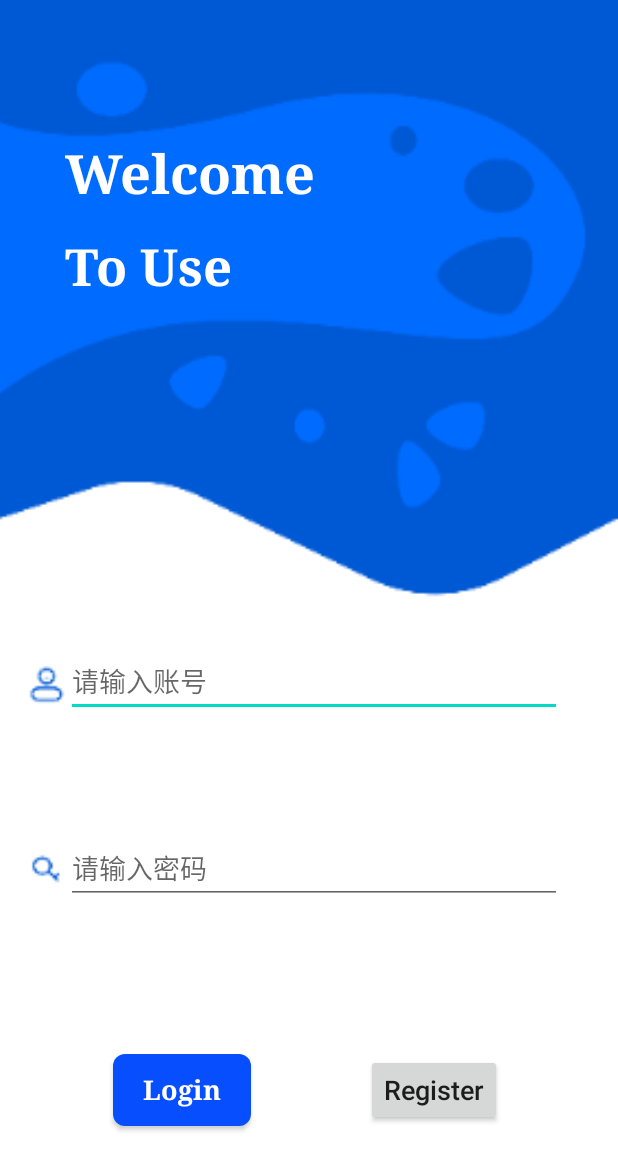
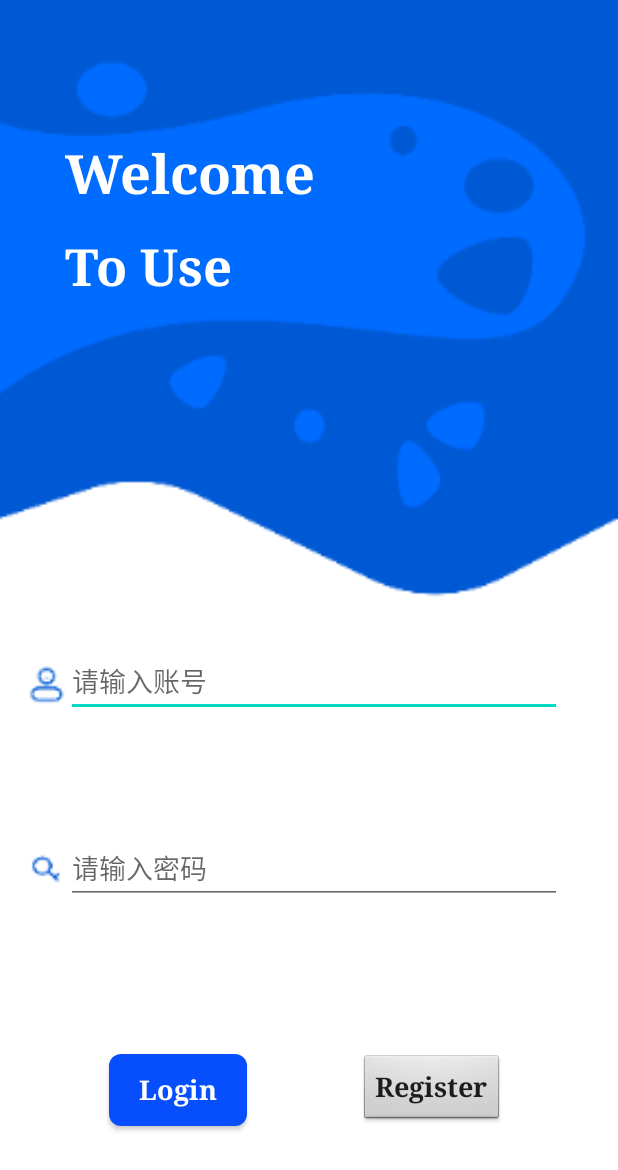
Before and after one commit to hukangping/loginActivity, an Android app: the screen it shows after launch (MainActivity), on a phone screen of 412 x 824 dp. Shown: the top 1170 px of the screen. Run offline under Robolectric (Android 15) with nearby library versions, the phone set to English and light mode, and no system bars.

Commit message:
Second commit

```diff
--- a/app/src/main/res/layout/activity_main.xml
+++ b/app/src/main/res/layout/activity_main.xml
@@ -172,8 +172,11 @@
         android:id="@+id/btn_register"
         android:layout_width="wrap_content"
         android:layout_height="wrap_content"
+        android:background="@android:drawable/btn_default"
         android:text="@string/register"
         android:textSize="18sp"
+        android:typeface="serif"
+        android:textStyle="bold"
         app:layout_constraintBottom_toBottomOf="parent"
         app:layout_constraintEnd_toEndOf="parent"
         app:layout_constraintHorizontal_bias="0.76"
```
